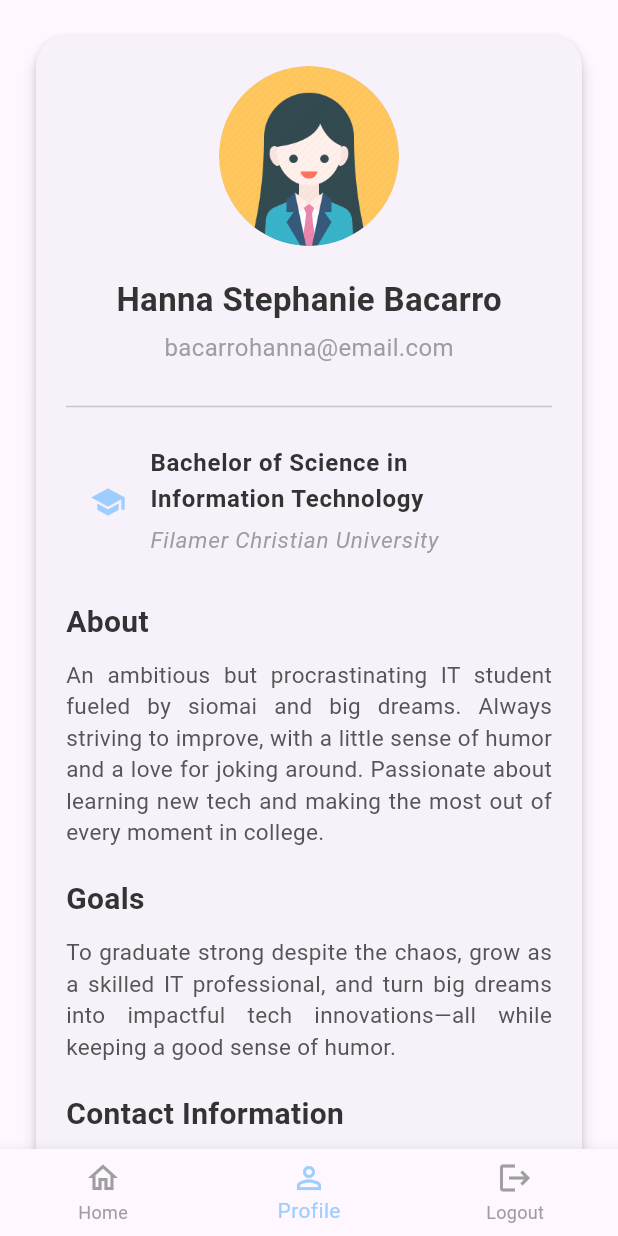
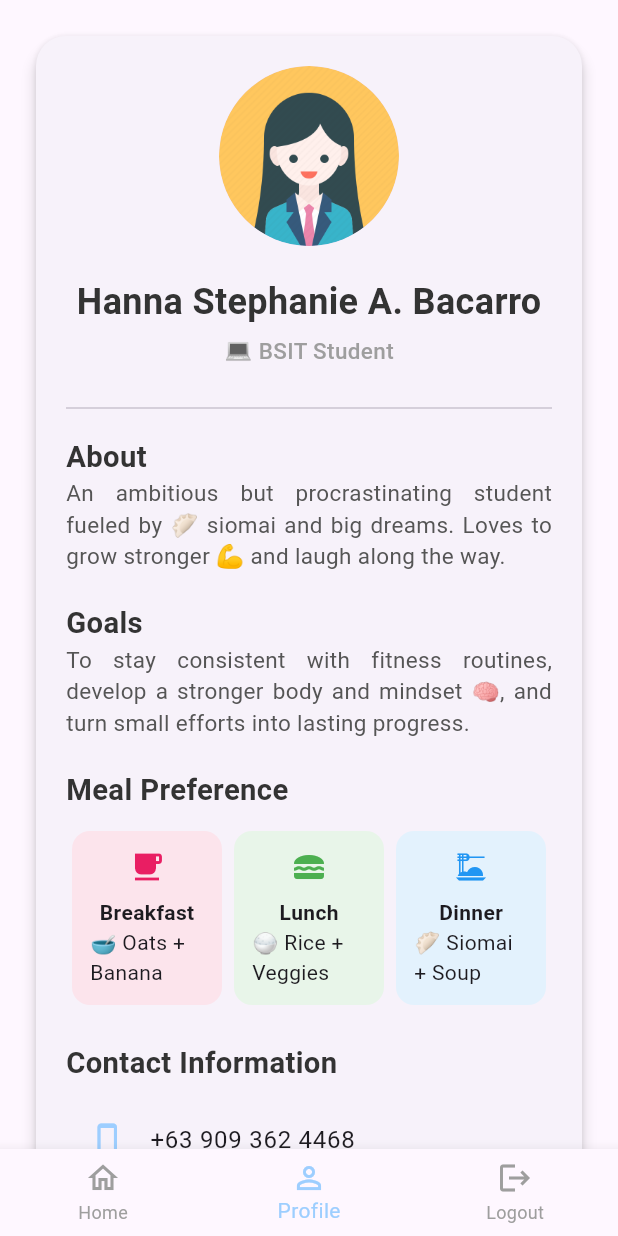
Before and after one commit to stephaniehanna/flutter_activity, a Flutter app: the ProfilePage screen opened directly, on a phone screen of 412 x 824 dp. Run offline on Flutter 3.47's test engine with Material 3 defaults, Android fonts, the phone set to English and light mode, and no system bars; our stand-ins replace flutter_svg; Roboto replaces fonts that are missing (Poppins).

Commit message:
act2_navigation

```diff
--- a/lib/pages/login.dart
+++ b/lib/pages/login.dart
@@ -1,17 +1,23 @@
 import 'package:flutter/material.dart';
 
-import 'home.dart'; // Make sure you have a HomePage widget
+import 'home.dart';
 
-class LoginPage extends StatelessWidget {
+class LoginPage extends StatefulWidget {
   const LoginPage({super.key});
 
   @override
+  State<LoginPage> createState() => _LoginPageState();
+}
+
+class _LoginPageState extends State<LoginPage> {
+  final TextEditingController emailController = TextEditingController();
+  final TextEditingController passwordController = TextEditingController();
+  bool _obscurePassword = true;
+
+  @override
   Widget build(BuildContext context) {
-    final TextEditingController emailController = TextEditingController();
-    final TextEditingController passwordController = TextEditingController();
-
     return Scaffold(
-      backgroundColor: const Color(0xFFF5F7FA), // Soft background
+      backgroundColor: const Color(0xFFF5F7FA),
       body: Center(
         child: SingleChildScrollView(
           padding: const EdgeInsets.symmetric(horizontal: 24),
@@ -52,10 +58,10 @@ class LoginPage extends StatelessWidget {
                   ),
                   const SizedBox(height: 23),
 
-                  // Password Field
+                  // Password Field with eye icon toggle
                   TextField(
                     controller: passwordController,
-                    obscureText: true,
+                    obscureText: _obscurePassword,
                     decoration: InputDecoration(
                       prefixIcon: const Icon(Icons.lock_outline),
                       labelText: 'Password',
@@ -68,6 +74,18 @@ class LoginPage extends StatelessWidget {
                           color: Colors.grey.shade100,
                           width: 1,
                         ),
+                      ),
+                      suffixIcon: IconButton(
+                        icon: Icon(
+                          _obscurePassword
+                              ? Icons.visibility_off
+                              : Icons.visibility,
+                        ),
+                        onPressed: () {
+                          setState(() {
+                            _obscurePassword = !_obscurePassword;
+                          });
+                        },
                       ),
                     ),
                   ),
--- a/lib/pages/profile.dart
+++ b/lib/pages/profile.dart
@@ -31,6 +31,35 @@ class _ProfilePageState extends State<ProfilePage> {
     });
   }
 
+  Widget sectionTitle(String title) {
+    return Align(
+      alignment: Alignment.centerLeft,
+      child: Text(
+        title,
+        style: const TextStyle(
+          fontSize: 19.5,
+          fontWeight: FontWeight.bold,
+          color: Color(0xff333333),
+        ),
+      ),
+    );
+  }
+
+  Widget sectionText(String text) {
+    return Text(
+      text,
+      style: const TextStyle(fontSize: 15, color: Color(0xff555555)),
+      textAlign: TextAlign.justify,
+    );
+  }
+
+  Widget infoTile(IconData icon, String text) {
+    return ListTile(
+      leading: Icon(icon, color: const Color(0xff9DCEFF)),
+      title: Text(text),
+    );
+  }
+
   @override
   Widget build(BuildContext context) {
     return Scaffold(
@@ -52,120 +81,124 @@ class _ProfilePageState extends State<ProfilePage> {
                   ),
                   const SizedBox(height: 20),
                   const Text(
-                    'Hanna Stephanie Bacarro',
+                    'Hanna Stephanie A. Bacarro',
                     style: TextStyle(
-                      fontSize: 22,
+                      fontSize: 24,
                       fontWeight: FontWeight.bold,
                       color: Color(0xff333333),
                     ),
                   ),
                   const SizedBox(height: 5),
                   const Text(
-                    'bacarrohanna@email.com',
-                    style: TextStyle(fontSize: 16, color: Colors.grey),
+                    '💻 BSIT Student',
+                    style: TextStyle(
+                      fontSize: 15,
+                      fontWeight: FontWeight.w500,
+                      color: Colors.grey,
+                    ),
                   ),
                   const SizedBox(height: 20),
-                  const Divider(),
+                  const Divider(thickness: 1),
                   const SizedBox(height: 10),
 
-                  // Degree and University
-                  ListTile(
-                    leading: const Icon(Icons.school, color: Color(0xff9DCEFF)),
-                    title: Column(
-                      crossAxisAlignment: CrossAxisAlignment.start,
-                      children: const [
-                        Text(
-                          'Bachelor of Science in Information Technology',
-                          style: TextStyle(
-                            fontSize: 16,
-                            fontWeight: FontWeight.bold,
-                            color: Color(0xff333333),
-                          ),
-                        ),
-                        SizedBox(height: 4),
-                        Text(
-                          'Filamer Christian University',
-                          style: TextStyle(
-                            fontSize: 15,
-                            color: Colors.grey,
-                            fontStyle: FontStyle.italic,
-                          ),
-                        ),
-                      ],
-                    ),
-                  ),
-
-                  const SizedBox(height: 20),
-                  const Align(
-                    alignment: Alignment.centerLeft,
-                    child: Text(
-                      'About',
-                      style: TextStyle(
-                        fontSize: 20,
-                        fontWeight: FontWeight.bold,
-                        color: Color(0xff333333),
-                      ),
-                    ),
-                  ),
-                  const SizedBox(height: 10),
-                  const Text(
-                    'An ambitious but procrastinating IT student fueled by siomai and big dreams. Always striving to improve, with a little sense of humor and a love for joking around. Passionate about learning new tech and making the most out of every moment in college.',
-                    style: TextStyle(fontSize: 15, color: Color(0xff555555)),
-                    textAlign: TextAlign.justify,
+                  sectionTitle('About'),
+                  sectionText(
+                    'An ambitious but procrastinating student fueled by 🥟 siomai and big dreams. Loves to grow stronger 💪 and laugh along the way.',
                   ),
 
                   const SizedBox(height: 20),
 
-                  // Swapped: Goals first
-                  const Align(
-                    alignment: Alignment.centerLeft,
-                    child: Text(
-                      'Goals',
-                      style: TextStyle(
-                        fontSize: 20,
-                        fontWeight: FontWeight.bold,
-                        color: Color(0xff333333),
-                      ),
-                    ),
-                  ),
-                  const SizedBox(height: 10),
-                  const Text(
-                    'To graduate strong despite the chaos, grow as a skilled IT professional, and turn big dreams into impactful tech innovations—all while keeping a good sense of humor.',
-                    style: TextStyle(fontSize: 15, color: Color(0xff555555)),
-                    textAlign: TextAlign.justify,
+                  sectionTitle('Goals'),
+                  sectionText(
+                    'To stay consistent with fitness routines, develop a stronger body and mindset 🧠, and turn small efforts into lasting progress.',
                   ),
 
                   const SizedBox(height: 20),
 
-                  // Then Contact Information with email changed to GitHub
-                  const Align(
-                    alignment: Alignment.centerLeft,
-                    child: Text(
-                      'Contact Information',
-                      style: TextStyle(
-                        fontSize: 20,
-                        fontWeight: FontWeight.bold,
-                        color: Color(0xff333333),
+                  sectionTitle('Meal Preference'),
+                  const SizedBox(height: 10),
+                  Row(
+                    mainAxisAlignment: MainAxisAlignment.spaceAround,
+                    children: [
+                      Expanded(
+                        child: Container(
+                          padding: const EdgeInsets.all(12),
+                          margin: const EdgeInsets.all(4),
+                          decoration: BoxDecoration(
+                            color: Colors.pink.shade50,
+                            borderRadius: BorderRadius.circular(12),
+                          ),
+                          child: Column(
+                            children: const [
+                              Icon(Icons.free_breakfast, color: Colors.pink),
+                              SizedBox(height: 8),
+                              Text(
+                                'Breakfast',
+                                style: TextStyle(fontWeight: FontWeight.bold),
+                              ),
+                              Text('🥣 Oats + Banana'),
+                            ],
+                          ),
+                        ),
                       ),
-                    ),
+                      Expanded(
+                        child: Container(
+                          padding: const EdgeInsets.all(12),
+                          margin: const EdgeInsets.all(4),
+                          decoration: BoxDecoration(
+                            color: Colors.green.shade50,
+                            borderRadius: BorderRadius.circular(12),
+                          ),
+                          child: Column(
+                            children: const [
+                              Icon(Icons.lunch_dining, color: Colors.green),
+                              SizedBox(height: 8),
+                              Text(
+                                'Lunch',
+                                style: TextStyle(fontWeight: FontWeight.bold),
+                              ),
+                              Text('🍚 Rice + Veggies'),
+                            ],
+                          ),
+                        ),
+                      ),
+                      Expanded(
+                        child: Container(
+                          padding: const EdgeInsets.all(12),
+                          margin: const EdgeInsets.all(4),
+                          decoration: BoxDecoration(
+                            color: Colors.blue.shade50,
+                            borderRadius: BorderRadius.circular(12),
+                          ),
+                          child: Column(
+                            children: const [
+                              Icon(Icons.dinner_dining, color: Colors.blue),
+                              SizedBox(height: 8),
+                              Text(
+                                'Dinner',
+                                style: TextStyle(fontWeight: FontWeight.bold),
+                              ),
+                              Text('🥟 Siomai + Soup'),
+                            ],
+                          ),
+                        ),
+                      ),
+                    ],
                   ),
+
+                  const SizedBox(height: 20),
+
+                  sectionTitle('Contact Information'),
                   const SizedBox(height: 10),
-                  ListTile(
-                    leading: const Icon(Icons.phone, color: Color(0xff9DCEFF)),
-                    title: const Text('+63 909 362 4468'),
+                  infoTile(Icons.phone_iphone_rounded, '+63 909 362 4468'),
+                  infoTile(Icons.email_outlined, 'bacarrohanna@email.com'),
+                  infoTile(
+                    Icons.link_rounded,
+                    'linkedin.com/in/hannastephanie',
                   ),
-                  ListTile(
-                    leading: const Icon(Icons.link, color: Color(0xff9DCEFF)),
-                    title: const Text('linkedin.com/in/hannastephanie'),
-                  ),
-                  ListTile(
-                    leading: const Icon(
-                      Icons.code,
-                      color: Color(0xff9DCEFF),
-                    ), // changed icon to code for GitHub
-                    title: const Text(
-                      'github.com/hannastephanie',
-                    ), // changed email to github
+                  infoTile(
+                    Icons.location_on_outlined,
+                    '📍 Cudian, Ivisan Capiz',
                   ),
 
                   const SizedBox(height: 20),
```
